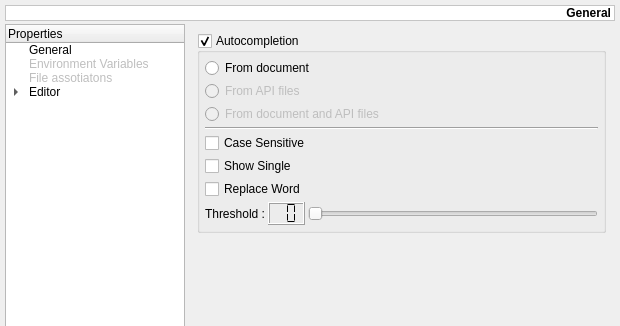
Above: mks/ui/UISettings.ui from andreikop/enki before the change; both pictures show x 0 to 620 and y 0 to 326 of the 620 by 727 pixel window. Below: the same form after it.
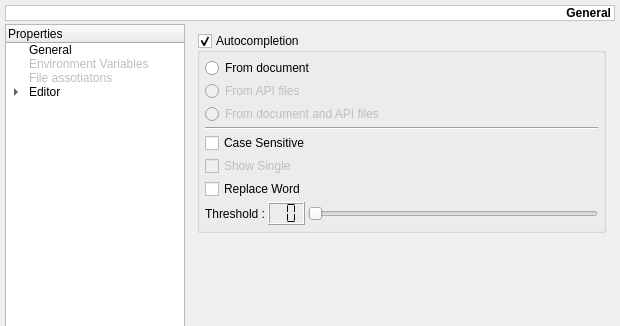
That is the form after the change. The open tabs and pages were chosen to show the change. Custom widgets are drawn as their Qt base class.

The edit to the form file:
```diff
--- a/mks/ui/UISettings.ui
+++ b/mks/ui/UISettings.ui
@@ -722,6 +722,9 @@
           </item>
           <item>
            <widget class="QCheckBox" name="cbAutoCompletionShowSingle">
+            <property name="enabled">
+             <bool>false</bool>
+            </property>
             <property name="text">
              <string>Show Single</string>
             </property>
```
Left out of the diff: 2 changed lines with no effect on the pictures.
